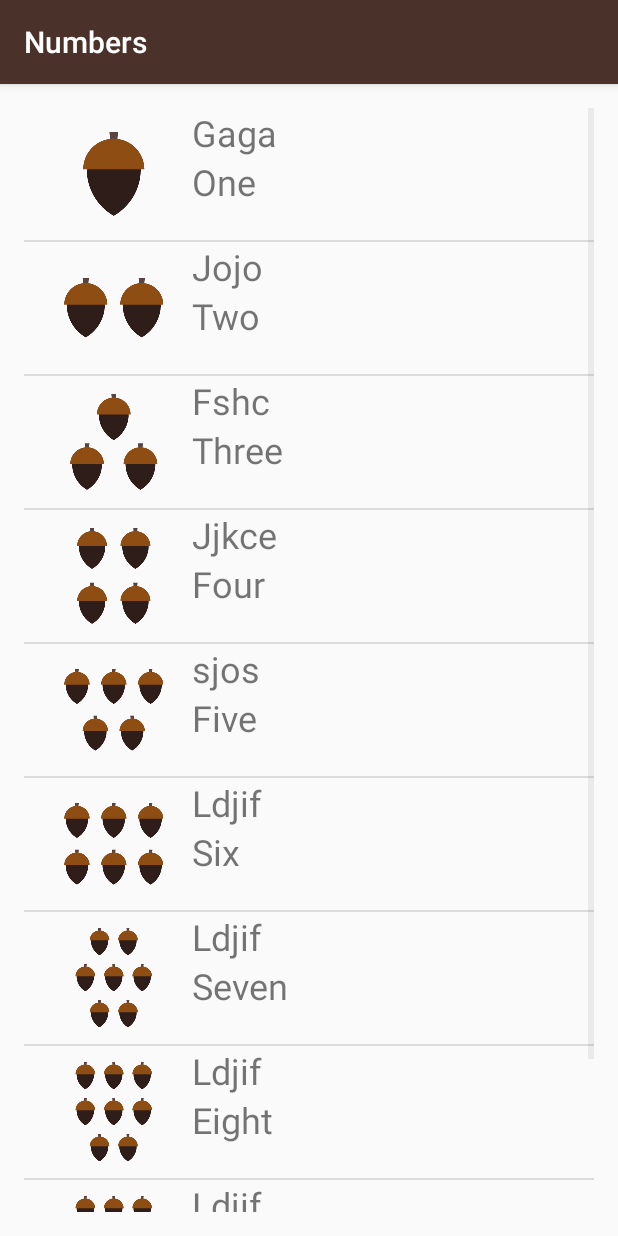
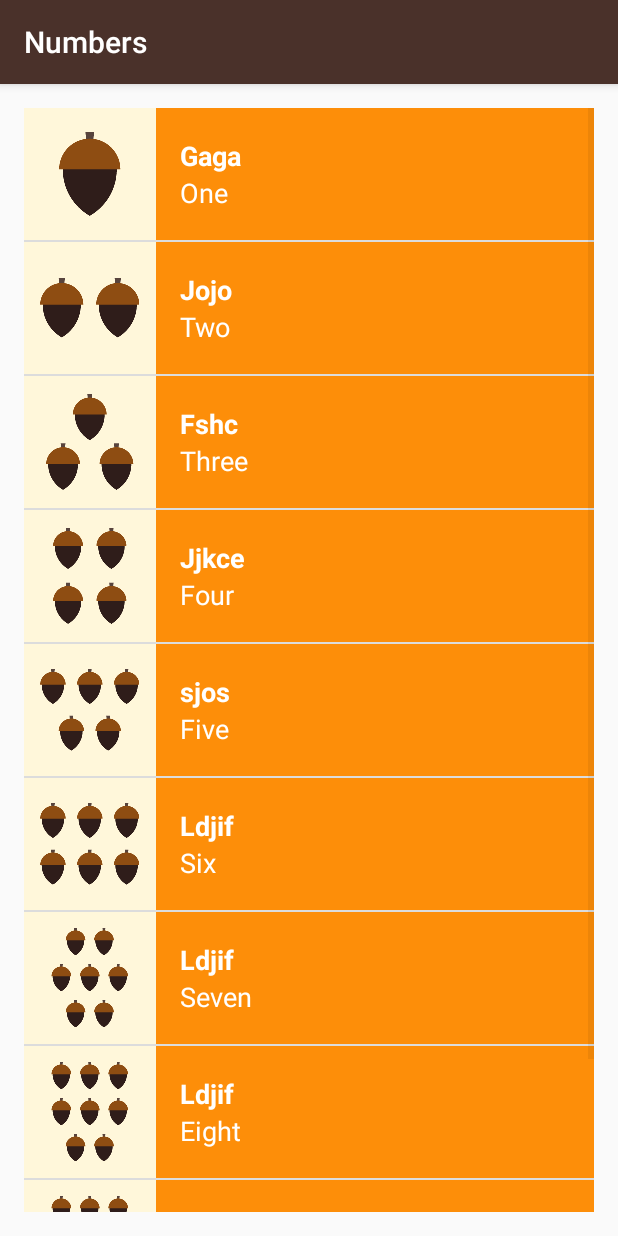
Before and after one commit to faiyaz72/Miwok, an Android app: the NumbersActivity screen opened directly, with no data from a screen before it, on a phone screen of 412 x 824 dp. Run offline under Robolectric (Android 15) with nearby library versions, the light colour scheme and no system bars.

Commit message:
Made changes with layout

```diff
--- a/ud839_Miwok-Starter-code/app/src/main/java/com/example/android/miwok/WordAdapter.java
+++ b/ud839_Miwok-Starter-code/app/src/main/java/com/example/android/miwok/WordAdapter.java
@@ -28,7 +28,6 @@ public class WordAdapter extends ArrayAdapter<Miwok> {
     public View getView(int position, @Nullable View convertView, @NonNull ViewGroup parent) {
 
         View listitemView = convertView;
-
         if(listitemView == null) {
             listitemView = LayoutInflater.from(getContext()).inflate(
                     R.layout.list_item, parent, false);
--- a/ud839_Miwok-Starter-code/app/src/main/res/layout/list_item.xml
+++ b/ud839_Miwok-Starter-code/app/src/main/res/layout/list_item.xml
@@ -3,17 +3,17 @@
     xmlns:android="http://schemas.android.com/apk/res/android"
     xmlns:tools="http://schemas.android.com/tools"
     android:layout_width="match_parent"
-    android:layout_height="match_parent"
+    android:layout_height="wrap_content"
+    android:background="@color/tan_background"
     android:orientation="horizontal"
+    android:minHeight="@dimen/list_item_height"
     >
 
     <ImageView
-        android:layout_width="wrap_content"
-        android:layout_height="wrap_content"
+        android:layout_width="@dimen/list_item_height"
+        android:layout_height="@dimen/list_item_height"
         android:src="@mipmap/ic_launcher"
-        android:id="@+id/image"
-        android:layout_marginLeft="16dp"
-        tools:ignore="ContentDescription">
+        android:id="@+id/image">
     </ImageView>
 
 
@@ -22,22 +22,30 @@
         android:layout_width="match_parent"
         android:layout_height="match_parent"
         android:orientation="vertical"
+        android:background="@color/category_numbers"
+        android:paddingLeft="16dp"
         >
         <TextView
             android:id="@+id/miwok_text_view"
-            android:layout_width="wrap_content"
-            android:layout_height="wrap_content"
-            android:textSize="24sp"
-            android:layout_marginLeft="8dp"
+            android:layout_width="match_parent"
+            android:layout_height="0dp"
+            android:layout_weight="1"
+            android:textSize="18sp"
+            android:gravity="bottom"
+            android:textAppearance="?android:textAppearanceMedium"
+            android:textColor="#FFFFFF"
+            android:textStyle="bold"
             tools:text="lutti"
             />
 
         <TextView
             android:id="@+id/english_text_view"
-            android:layout_width="wrap_content"
-            android:layout_height="wrap_content"
-            android:layout_marginLeft="8dp"
-            android:textSize="24sp"
+            android:textSize="18sp"
+            android:textColor="#FFFFFF"
+            android:layout_width="match_parent"
+            android:textAppearance="?android:textAppearanceMedium"
+            android:layout_height="0dp"
+            android:layout_weight="1"
             tools:text="one" />
     </LinearLayout>
 
```
